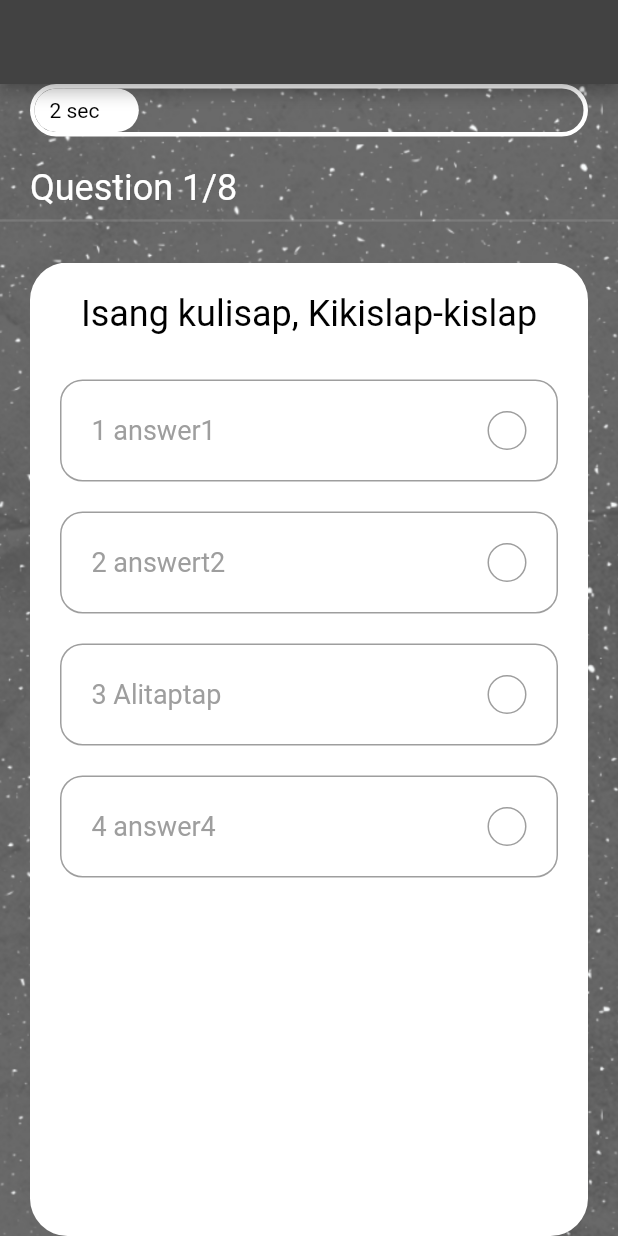
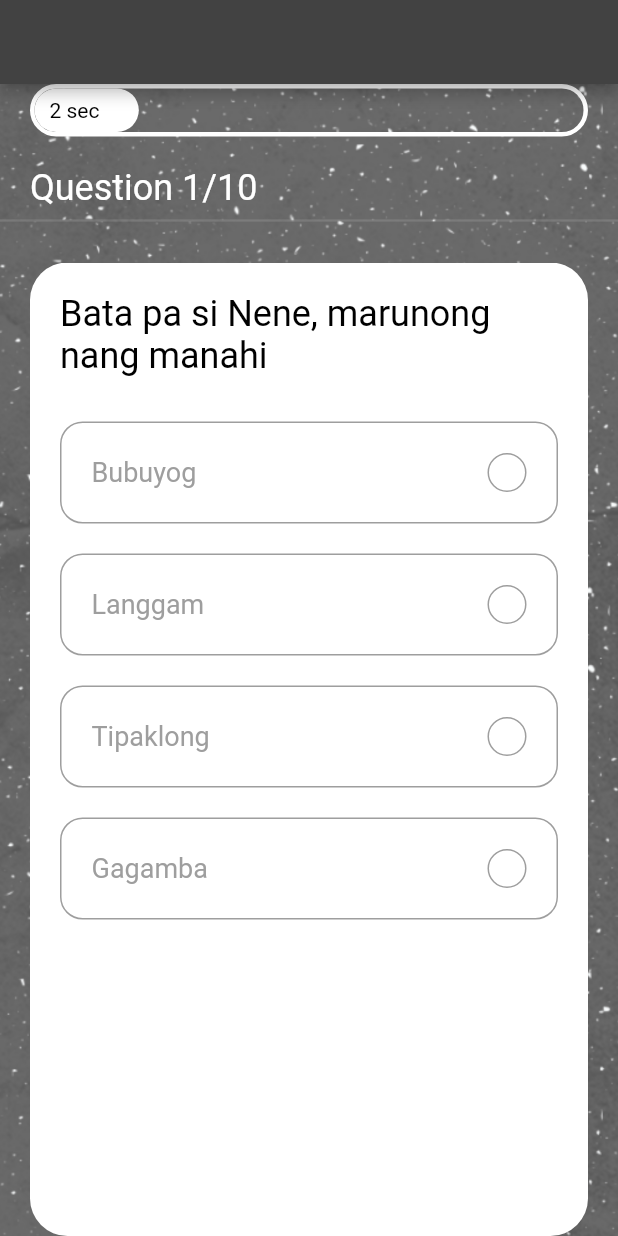
Before and after one commit to dumasrobert13/new_quiz_app, a Flutter app: the QuizScreen screen opened directly, on a phone screen of 412 x 824 dp. Run offline on Flutter 3.47's test engine with Material 2 defaults, Android fonts, the light colour scheme and no system bars; our stand-ins replace get.

Commit message:
added some questions

```diff
--- a/lib/models/questions.dart
+++ b/lib/models/questions.dart
@@ -1,4 +1,3 @@
-
 class Question {
   final int id, answer;
   final String question;
@@ -11,55 +10,66 @@ class Question {
       required this.options});
 }
 
-
 // ignore: non_constant_identifier_names
 List sample_data = [
   {
     "id": 1,
     "question": "Balong  malalim, puno ng patalim",
-    "options": ['bibig', 'answer2', 'answer3', 'answer4'],
+    "options": ['Bibig', 'Tenga', 'Kanal', 'Ilong'],
     "answer_index": 0,
   },
   {
     "id": 2,
     "question": "Isang kulisap, Kikislap-kislap",
-    "options": ['answer1', 'answert2', 'Alitaptap', 'answer4'],
+    "options": ['Bumbilya', 'Bubuyog', 'Alitaptap', 'Bituin'],
     "answer_index": 2,
   },
   {
     "id": 3,
     "question": "Matapat kong alipin, sunud-sunuran sa akin",
-    "options": ['answer1', 'answer2', 'Anino', 'answer4'],
+    "options": ['Bata', 'Aso', 'Anino', 'Pusa'],
     "answer_index": 2,
   },
   {
     "id": 4,
     "question": "Mataas kung naka-upo, mababa kung nakatayo",
-    "options": ['answer1', 'answer2', 'Aso', 'answer4'],
+    "options": ['Baboy', 'Ibon', 'Aso', 'Palaka'],
     "answer_index": 2,
   },
   {
     "id": 5,
-    "question": "hayan na, hayan na! hindi mo pa makita!",
-    "options": ['lupa', 'hangin', 'usok', 'tubig'],
+    "question": "Hayan na, hayan na! hindi mo pa makita!",
+    "options": ['Lupa', 'Hangin', 'Usok', 'Tubig'],
     "answer_index": 1,
   },
   {
     "id": 6,
     "question": "Bata pa si Nene, marunong nang manahi",
-    "options": ['bubuyog', 'langgam', 'tipaklong', 'gagamba'],
+    "options": ['Bubuyog', 'Langgam', 'Tipaklong', 'Gagamba'],
     "answer_index": 3,
   },
   {
     "id": 7,
     "question": "Dalawang bolang magaling, malayo ang nararating.",
-    "options": ['mata', 'kamay', 'ilong', 'paa'],
+    "options": ['Mata', 'Kamay', 'Ilong', 'Paa'],
     "answer_index": 0,
   },
   {
     "id": 8,
     "question": "Hindi hari, hindi pari pero ang damit ay sari-sari.",
-    "options": ['palanggana', 'sampayan', 'kabinet', 'washing machine'],
+    "options": ['Palanggana', 'Sampayan', 'Kabinet', 'Washing Machine'],
     "answer_index": 1,
   },
+  {
+    "id": 9,
+    "question": "Sa malayo ay bata, sa malapit ay matanda.",
+    "options": ['Pilay', 'Bulag', 'Unano', 'Bingi'],
+    "answer_index": 2,
+  },
+  {
+    "id": 10,
+    "question": "May katawan walang mukha, walang mukha'y lumuluha.",
+    "options": ['Kutsara', 'Tinidor', 'Sandok', 'Kandila'],
+    "answer_index": 3,
+  },
 ];
--- a/lib/screens/quiz/components/option.dart
+++ b/lib/screens/quiz/components/option.dart
@@ -33,6 +33,7 @@ class Option extends StatelessWidget {
             }
             return Colors.grey;
           }
+
           //icon for right and wrong answer
           IconData getTheRightIcon() {
             return getTheRightColor() == Colors.red ? Icons.close : Icons.done;
@@ -52,7 +53,7 @@ class Option extends StatelessWidget {
                 mainAxisAlignment: MainAxisAlignment.spaceBetween,
                 children: [
                   Text(
-                    "${index + 1} $text",
+                    text,
                     style: TextStyle(color: getTheRightColor(), fontSize: 18),
                   ),
                   Container(
```
